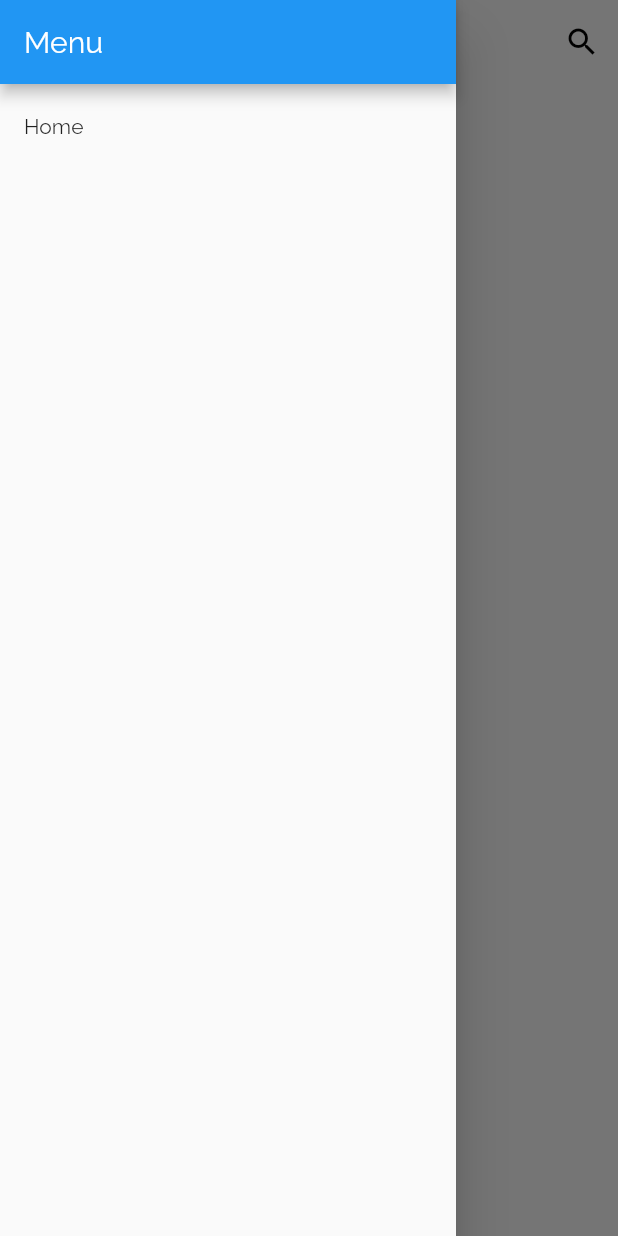
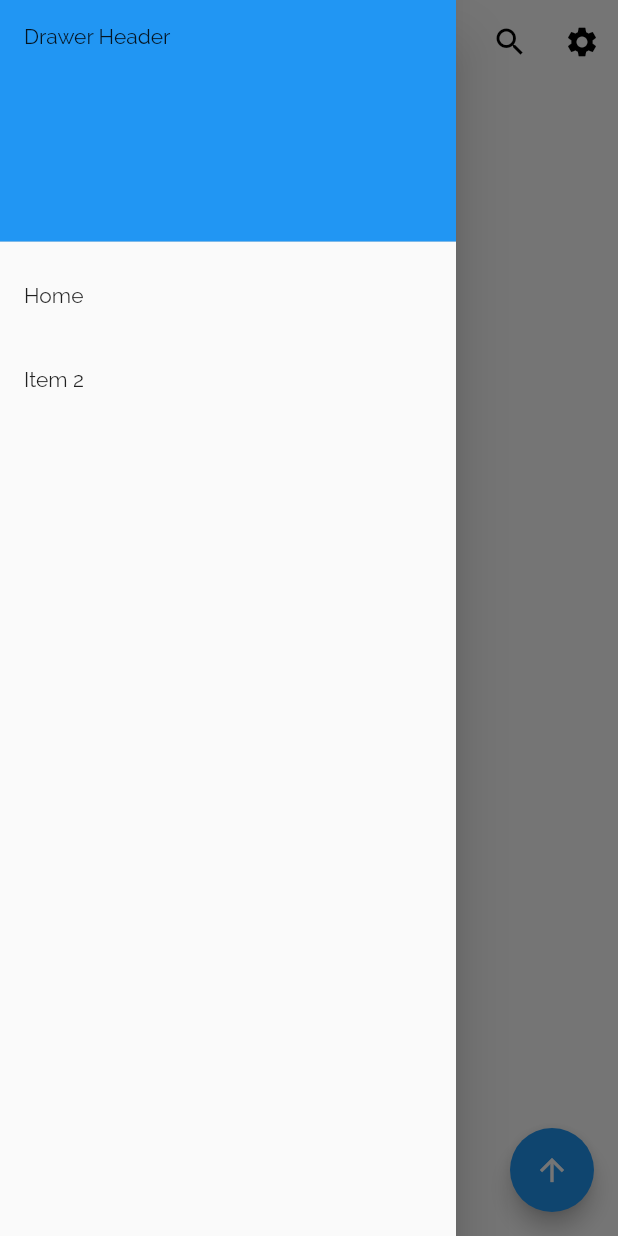
Before and after one commit to baesparza/Pokedex, a Flutter app: the screen it shows after launch, with the side drawer open, on a phone screen of 412 x 824 dp. Run offline on Flutter 3.47's test engine with Material 2 defaults, Android fonts, the phone set to English and light mode, and no system bars.

Commit message:
feat(*): fin default

```diff
--- a/lib/layout/default.dart
+++ b/lib/layout/default.dart
@@ -5,6 +5,7 @@ import 'package:pokedex/widgets/ui/sidebar.dart';
 
 class Default extends StatelessWidget {
   final Widget child;
+  final GlobalKey<ScaffoldState> _scaffoldKey = new GlobalKey<ScaffoldState>();
 
   Default({
     Key key,
@@ -15,10 +16,17 @@ class Default extends StatelessWidget {
   Widget build(BuildContext context) {
     return Container(
       child: Scaffold(
+        key: _scaffoldKey,
         backgroundColor: Colors.white,
         appBar: AppBar(
           backgroundColor: Colors.transparent,
           elevation: 0.0,
+          leading: new IconButton(
+              icon: new Icon(
+                Icons.blur_circular,
+                color: Theme.of(context).primaryColor,
+              ),
+              onPressed: () => _scaffoldKey.currentState.openDrawer()),
           title: Text(
             'POKEDEX',
             style: TextStyle(
@@ -28,9 +36,15 @@ class Default extends StatelessWidget {
           ),
           actions: <Widget>[
             _buildIconButton(Icons.search, () {}),
+            _buildIconButton(Icons.settings, () {}),
           ],
         ),
-        drawer: new Sidebar(),
+        drawer: Sidebar(),
+        floatingActionButton: FloatingActionButton(
+          backgroundColor: Theme.of(context).primaryColor,
+          child: Icon(Icons.arrow_upward),
+          onPressed: () {},
+        ),
         body: child,
       ),
     );
--- a/lib/widgets/ui/sidebar.dart
+++ b/lib/widgets/ui/sidebar.dart
@@ -8,11 +8,14 @@ class Sidebar extends StatelessWidget {
   @override
   Widget build(BuildContext context) {
     return Drawer(
-      child: new Column(
+
+      child: ListView(
         children: <Widget>[
-          AppBar(
-            title: new Text("Menu"),
-            automaticallyImplyLeading: false,
+          DrawerHeader(
+            child: Text('Drawer Header'),
+            decoration: BoxDecoration(
+              color: Theme.of(context).primaryColor,
+            ),
           ),
           ListTile(
             title: new Text("Home"),
@@ -20,6 +23,12 @@ class Sidebar extends StatelessWidget {
               Navigator.pushReplacementNamed(context, '/');
             },
           ),
+          ListTile(
+            title: Text('Item 2'),
+            onTap: () {
+              Navigator.pop(context);
+            },
+          ),
         ],
       ),
     );
```
